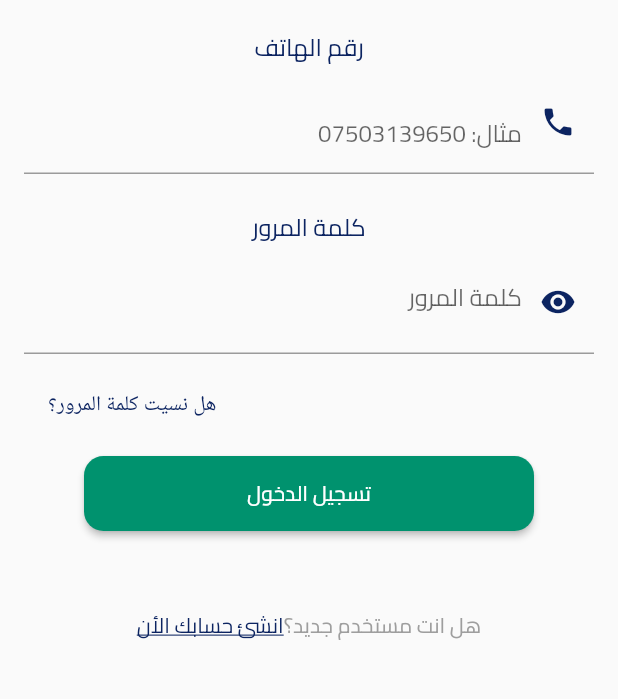
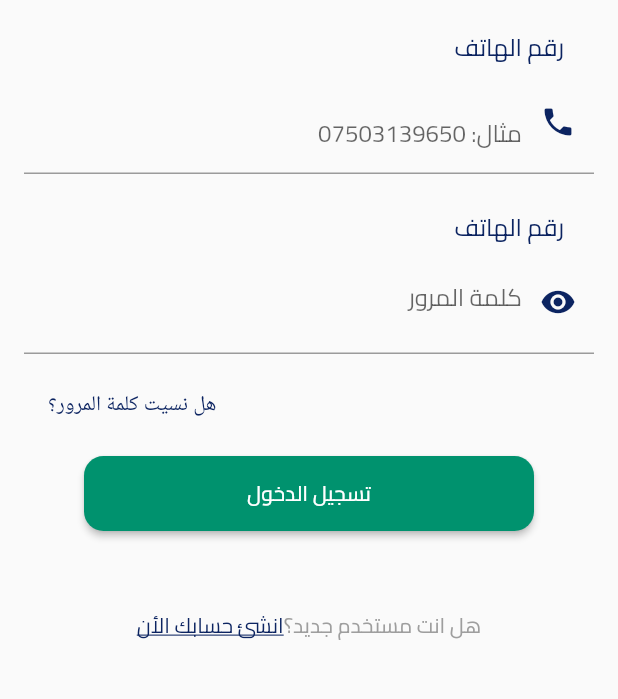
Before and after one commit to Huuu957/grocery, a Flutter app: the screen it shows after launch, on a phone screen of 412 x 824 dp, the part 480-1179 px from its top. Run offline on Flutter 3.47's test engine with Material 2 defaults, Android fonts, the phone set to English and light mode, and no system bars; our stand-ins replace flutter_svg, geolocator, permission_handler; Roboto replaces fonts that are missing (Cario).

Commit message:
it doesn't get easier

```diff
--- a/lib/screens/login_screen.dart
+++ b/lib/screens/login_screen.dart
@@ -2,7 +2,7 @@ import 'package:flutter/material.dart';
 import 'package:grocery1/constant/constant.dart';
 
 class LoginScreen extends StatefulWidget {
-  LoginScreen({Key? key}) : super(key: key);
+  const LoginScreen({Key? key}) : super(key: key);
 
   @override
   State<LoginScreen> createState() => _LoginScreenState();
@@ -17,28 +17,34 @@ class _LoginScreenState extends State<LoginScreen> {
       body: SingleChildScrollView(
         child: Column(
           children: [
-            SizedBox(
+            const SizedBox(
               height: 50,
             ),
             Text(
               'تسجيل الدخول',
               style: getTextStyleWithSizeAndColor(24, bluePrimary),
             ),
-            Container(
-              child: Image.asset(
+            Image.asset(
               'images/logo-png 3.png',
               width: 500,
               height: 225,
             ),
-            ),
             Container(
-              padding: EdgeInsets.all(16.0),
+              padding: const EdgeInsets.all(16.0),
               child: Column(
                 mainAxisAlignment: MainAxisAlignment.center,
                 children: [
-                  Text(
+                  Row(
+                    mainAxisAlignment: MainAxisAlignment.end,
+                    children: [
+                      Padding(
+                        padding: const EdgeInsets.only(right: 20.0),
+                        child: Text(
                           'رقم الهاتف',
                           style: getTextStyleWithSizeAndColor(16, bluePrimary),
+                        ),
+                      ),
+                    ],
                   ),
                   Directionality(
                     textDirection: TextDirection.rtl,
@@ -54,12 +60,20 @@ class _LoginScreenState extends State<LoginScreen> {
                       ),
                     ),
                   ),
-                  SizedBox(
+                  const SizedBox(
                     height: 20,
                   ),
-                  Text(
-                    'كلمة المرور',
+                  Row(
+                    mainAxisAlignment: MainAxisAlignment.end,
+                    children: [
+                      Padding(
+                        padding: const EdgeInsets.only(right: 20.0),
+                        child: Text(
+                          'رقم الهاتف',
                           style: getTextStyleWithSizeAndColor(16, bluePrimary),
+                        ),
+                      ),
+                    ],
                   ),
                   Directionality(
                       textDirection: TextDirection.rtl,
@@ -88,7 +102,7 @@ class _LoginScreenState extends State<LoginScreen> {
                           ),
                         ),
                       )),
-                  SizedBox(height: 10),
+                  const SizedBox(height: 10),
                   Container(
                       alignment: Alignment.centerLeft,
                       child: ElevatedButton(
@@ -109,8 +123,8 @@ class _LoginScreenState extends State<LoginScreen> {
                           textAlign: TextAlign.left,
                         ),
                       )),
-                  SizedBox(height: 10),
-                  Container(
+                  const SizedBox(height: 10),
+                  SizedBox(
                     width: 300,
                     height: 50,
                     child: ElevatedButton(
@@ -123,7 +137,7 @@ class _LoginScreenState extends State<LoginScreen> {
                         ),
                         backgroundColor: const Color(0xFF00926E),
                       ),
-                      child: Text(
+                      child: const Text(
                         'تسجيل الدخول',
                       ),
                     ),
@@ -145,7 +159,7 @@ class _LoginScreenState extends State<LoginScreen> {
                           ),
                         ),
                       ),
-                      Text(
+                      const Text(
                         'هل انت مستخدم جديد؟',
                         style: TextStyle(
                           fontFamily: 'Cairo',
```
Lines whose indentation alone changed are shown as unchanged.
